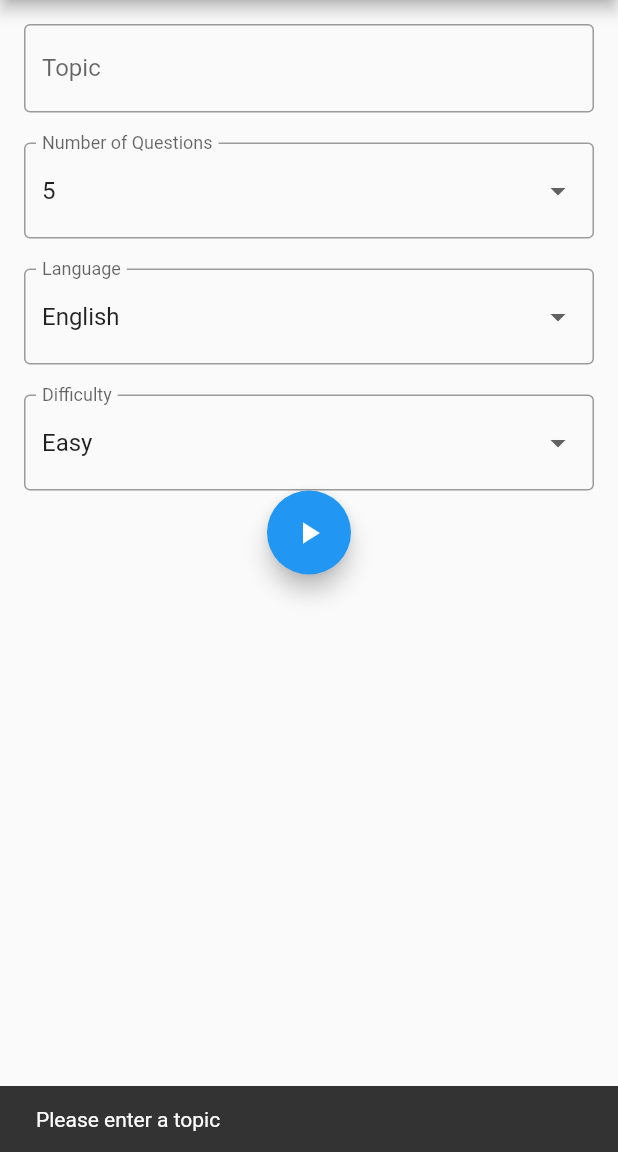
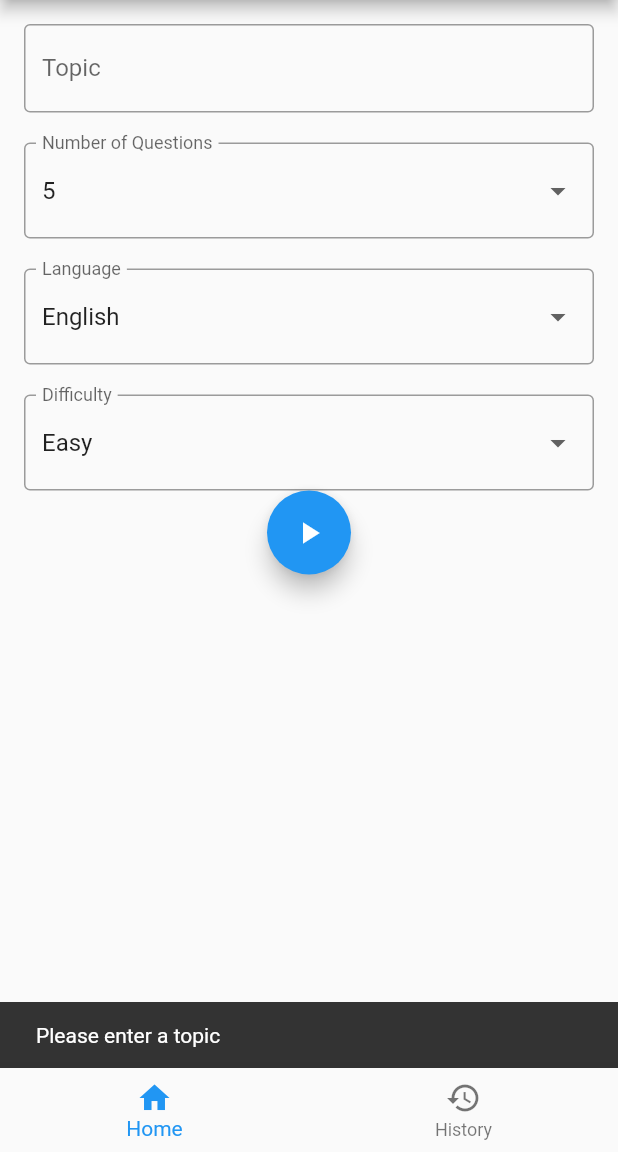
Before and after one commit to fajrulkamal/quizify, a Flutter app: the screen it shows after launch, after a tap on the "play arrow" icon, on a phone screen of 412 x 824 dp, the part 84-1236 px from its top. Run offline on Flutter 3.47's test engine with Material 2 defaults, Android fonts, the phone set to English and light mode, and no system bars.

Commit message:
added history quiz feature

```diff
--- a/quizify_app/lib/model/quiz_history.dart
+++ b/quizify_app/lib/model/quiz_history.dart
@@ -1,3 +1,5 @@
+import 'quiz_configuration.dart';
+
 class QuizHistory {
   final QuizConfiguration config;
   final int correctAnswers;
--- /dev/null
+++ b/quizify_app/lib/view/bottom_navigation_bar.dart
@@ -0,0 +1,42 @@
+import 'package:flutter/material.dart';
+import 'quiz_page.dart';
+import 'quiz_history_page.dart';
+
+class CustomBottomNavigationBar extends StatelessWidget {
+  final int currentIndex;
+
+  CustomBottomNavigationBar({required this.currentIndex});
+
+  @override
+  Widget build(BuildContext context) {
+    return BottomNavigationBar(
+      currentIndex: currentIndex,
+      items: [
+        BottomNavigationBarItem(
+          icon: Icon(Icons.home),
+          label: 'Home',
+        ),
+        BottomNavigationBarItem(
+          icon: Icon(Icons.history),
+          label: 'History',
+        ),
+      ],
+      onTap: (index) {
+        switch (index) {
+          case 0:
+            Navigator.pushReplacement(
+              context,
+              MaterialPageRoute(builder: (context) => QuizPage()),
+            );
+            break;
+          case 1:
+            Navigator.pushReplacement(
+              context,
+              MaterialPageRoute(builder: (context) => QuizHistoryPage()),
+            );
+            break;
+        }
+      },
+    );
+  }
+}
--- a/quizify_app/lib/view/quiz_history_page.dart
+++ b/quizify_app/lib/view/quiz_history_page.dart
@@ -1,6 +1,7 @@
 import 'package:flutter/material.dart';
 import 'package:provider/provider.dart';
 import 'package:quizify_app/viewmodel/quiz_view_model.dart';
+import 'bottom_navigation_bar.dart';
 
 class QuizHistoryPage extends StatelessWidget {
   @override
@@ -25,6 +26,7 @@ class QuizHistoryPage extends StatelessWidget {
               );
             },
           ),
+          bottomNavigationBar: CustomBottomNavigationBar(currentIndex: 1),
         );
       },
     );
--- a/quizify_app/lib/view/quiz_page.dart
+++ b/quizify_app/lib/view/quiz_page.dart
@@ -3,6 +3,7 @@ import 'package:provider/provider.dart';
 import 'package:quizify_app/viewmodel/quiz_view_model.dart';
 import 'quiz_config_form.dart';
 import 'question_page.dart';
+import 'bottom_navigation_bar.dart';
 
 class QuizPage extends StatelessWidget {
   @override
@@ -37,6 +38,7 @@ class QuizPage extends StatelessWidget {
               },
             ),
           ),
+          bottomNavigationBar: CustomBottomNavigationBar(currentIndex: 0),
         );
       },
     );
--- a/quizify_app/lib/viewmodel/quiz_view_model.dart
+++ b/quizify_app/lib/viewmodel/quiz_view_model.dart
@@ -3,6 +3,8 @@ import 'dart:convert';
 import 'package:http/http.dart' as http;
 import 'package:quizify_app/model/quiz_model.dart';
 import 'config.dart';
+import 'package:quizify_app/model/quiz_configuration.dart';
+import 'package:quizify_app/model/quiz_history.dart';
 
 class QuizViewModel with ChangeNotifier {
   List<QuizQuestion> _questions = [];
@@ -70,6 +72,15 @@ class QuizViewModel with ChangeNotifier {
     }
   }
 
+  List<QuizHistory> _quizHistory = [];
+
+  List<QuizHistory> get quizHistory => _quizHistory;
+
+  void saveQuizResult(QuizConfiguration config, int correctAnswers) {
+    _quizHistory.add(QuizHistory(config, correctAnswers));
+    notifyListeners();
+  }
+
   void resetQuiz() {
     _questions.clear();
     _correctAnswers = 0;
```
